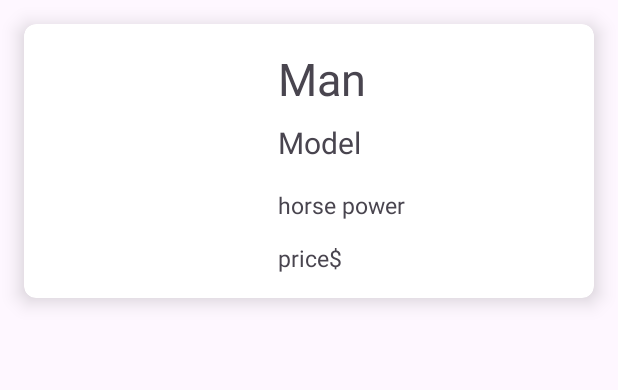
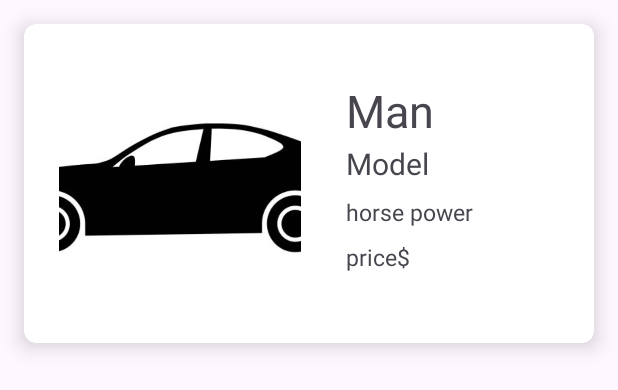
Before and after one commit to ItsTender/CarSLN, an Android app: the layout cars_test.xml on its own in the app's theme, with its tools: preview values and no code run, on a phone screen of 412 x 824 dp. Shown: the top 390 px of the screen. Run offline under Robolectric (Android 15) with nearby library versions, the phone set to English and light mode, and no system bars.

```diff
--- a/app/build.gradle.kts
+++ b/app/build.gradle.kts
@@ -40,6 +40,9 @@ dependencies {
     testImplementation("junit:junit:4.13.2")
     androidTestImplementation("androidx.test.ext:junit:1.1.5")
     androidTestImplementation("androidx.test.espresso:espresso-core:3.5.1")
+    implementation ("com.google.android.material:material:1.2.0-alpha05")
+
+
 
     implementation ("com.squareup.picasso:picasso:2.8")
 
--- a/app/src/main/res/layout/cars_test.xml
+++ b/app/src/main/res/layout/cars_test.xml
@@ -1,5 +1,6 @@
 <?xml version="1.0" encoding="utf-8"?>
 <androidx.cardview.widget.CardView xmlns:android="http://schemas.android.com/apk/res/android"
+    xmlns:tools="http://schemas.android.com/tools"
     android:layout_width="match_parent"
     android:layout_height="wrap_content"
     xmlns:app="http://schemas.android.com/apk/res-auto"
@@ -8,14 +9,36 @@
     android:layout_margin="16dp">
 
 
+    <LinearLayout
+        android:layout_width="match_parent"
+        android:layout_height="wrap_content"
+        android:orientation="horizontal">
+
+        <com.google.android.material.imageview.ShapeableImageView
+            android:id="@+id/CarRes"
+            android:layout_width="161dp"
+            android:layout_height="166dp"
+            android:layout_margin="35px"
+            android:adjustViewBounds="true"
+            android:scaleType="centerCrop"
+            app:layout_constraintBottom_toBottomOf="parent"
+            app:layout_constraintEnd_toEndOf="parent"
+            app:layout_constraintStart_toStartOf="parent"
+            app:layout_constraintTop_toTopOf="parent"
+            app:shapeAppearance="@style/RoundShape.App.15percent"
+            tools:srcCompat="@drawable/carplain" />
+
+    <LinearLayout
+        android:layout_width="match_parent"
+        android:layout_height="wrap_content"
+        android:orientation="vertical"
+        android:layout_gravity="center"
+        android:layout_marginLeft="10px">
+
         <TextView
             android:id="@+id/tvtxtMan"
             android:layout_width="150dp"
             android:layout_height="42dp"
-        android:layout_marginStart="169dp"
-        android:layout_marginTop="16dp"
-        android:layout_marginEnd="92dp"
-        android:layout_marginBottom="124dp"
             android:text="Man"
             android:textSize="30sp"
             app:layout_constraintBottom_toBottomOf="parent"
@@ -23,14 +46,12 @@
             app:layout_constraintStart_toStartOf="parent"
             app:layout_constraintTop_toTopOf="parent" />
 
+
         <TextView
         android:id="@+id/tvtxtMod"
-        android:layout_width="208dp"
+        android:layout_width="185dp"
         android:layout_height="35dp"
-        android:layout_marginStart="169dp"
-        android:layout_marginTop="65dp"
-        android:layout_marginEnd="7dp"
-        android:layout_marginBottom="82dp"
+
         android:text="Model"
         android:textSize="20sp"
         app:layout_constraintBottom_toBottomOf="parent"
@@ -42,10 +63,6 @@
         android:id="@+id/tvtxtHP"
         android:layout_width="150dp"
         android:layout_height="30dp"
-        android:layout_marginStart="169dp"
-        android:layout_marginTop="110dp"
-        android:layout_marginEnd="92dp"
-        android:layout_marginBottom="42dp"
         android:text="horse power"
         android:textSize="15sp"
         app:layout_constraintBottom_toBottomOf="parent"
@@ -57,9 +74,6 @@
         android:id="@+id/tvtxtPrice"
         android:layout_width="150dp"
         android:layout_height="30dp"
-        android:layout_marginStart="169dp"
-        android:layout_marginTop="145dp"
-        android:layout_marginEnd="92dp"
         android:text="price$"
         android:textSize="15sp"
         app:layout_constraintBottom_toBottomOf="parent"
@@ -68,18 +82,10 @@
         app:layout_constraintStart_toStartOf="parent"
         app:layout_constraintTop_toTopOf="parent"
         app:layout_constraintVertical_bias="0.0" />
+    </LinearLayout>
 
-    <ImageView
-        android:id="@+id/CarRes"
-        android:layout_width="161dp"
-        android:layout_height="166dp"
-        android:layout_marginStart="5dp"
-        android:layout_marginTop="8dp"
-        android:layout_marginEnd="248dp"
-        app:layout_constraintBottom_toBottomOf="parent"
-        app:layout_constraintEnd_toEndOf="parent"
-        app:layout_constraintStart_toStartOf="parent"
-        app:layout_constraintTop_toTopOf="parent" />
+    </LinearLayout>
+
 
 
 </androidx.cardview.widget.CardView>
--- /dev/null
+++ b/app/src/main/res/values/style.xml
@@ -0,0 +1,18 @@
+<?xml version="1.0" encoding="utf-8"?>
+<resources>
+
+    <style name="RoundShape.App.50percent" parent="">
+
+        <item name="cornerFamily"> rounded </item>
+        <item name="cornerSize"> 50% </item>
+
+    </style>
+
+    <style name="RoundShape.App.15percent" parent="">
+
+        <item name="cornerFamily"> rounded </item>
+        <item name="cornerSize"> 15% </item>
+
+    </style>
+
+</resources>
```
Also changed, not shown: app/src/main/java/com/tawfeeq/carsln/AddCarFragment.java (+13 -0 lines), app/src/main/java/com/tawfeeq/carsln/CarsAdapter.java (+11 -2 lines), app/src/main/java/com/tawfeeq/carsln/ImageHelper.java (added, +34 -0 lines). Lines whose indentation alone changed are shown as unchanged.
